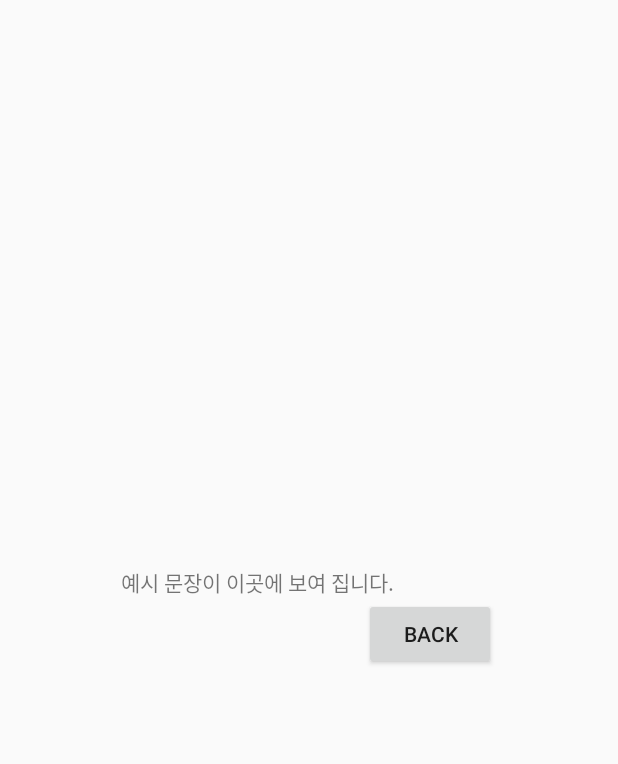
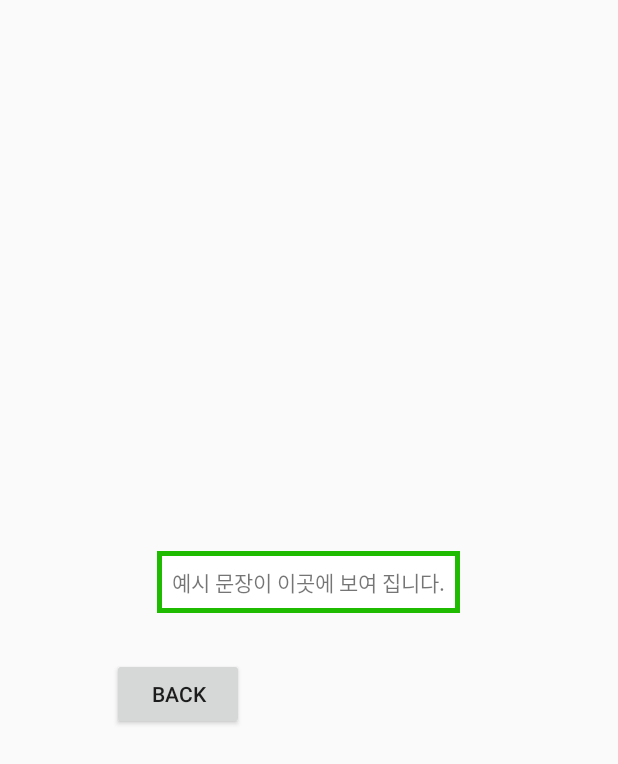
Before and after one commit to arcane1028/2017_Collathon, an Android app: the GameResultActivity screen opened directly, with no data from a screen before it, on a phone screen of 412 x 824 dp. Shown: the top 764 px of the screen. Run offline under Robolectric (Android 15) with nearby library versions, the phone set to English and light mode, and no system bars; 1 statement that could not run was skipped.

Commit message:
background added

```diff
--- /dev/null
+++ b/app/src/main/res/drawable/start_layout_back.xml
@@ -0,0 +1,4 @@
+<shape xmlns:android="http://schemas.android.com/apk/res/android" android:shape="rectangle" >
+    <solid android:color="#ffffff" />
+    <stroke android:width="10dip" android:color="#1EBB00"/>
+</shape>
--- a/app/src/main/res/layout/activity_game_result.xml
+++ b/app/src/main/res/layout/activity_game_result.xml
@@ -1,24 +1,23 @@
 <?xml version="1.0" encoding="utf-8"?>
 <RelativeLayout xmlns:android="http://schemas.android.com/apk/res/android"
-    android:orientation="vertical"
     android:layout_width="match_parent"
     android:layout_height="match_parent"
     android:gravity="center"
-    >
+    android:orientation="vertical">
 
     <TextView
+        android:id="@+id/result_text_score"
         android:layout_width="wrap_content"
         android:layout_height="wrap_content"
-        android:id="@+id/result_text_score"
-        android:text="예시 문장이 이곳에 보여 집니다."
         android:layout_above="@+id/result_btn_back"
-        />
+        android:layout_margin="30dp"
+        android:background="@drawable/phrase_back"
+        android:padding="10dp"
+        android:text="예시 문장이 이곳에 보여 집니다." />
 
     <Button
+        android:id="@+id/result_btn_back"
         android:layout_width="wrap_content"
         android:layout_height="wrap_content"
-        android:id="@+id/result_btn_back"
-        android:text="back"
-        android:layout_centerVertical="true"
-        android:layout_centerHorizontal="true" />
+        android:text="back" />
 </RelativeLayout>
--- a/app/src/main/res/layout/activity_game_start.xml
+++ b/app/src/main/res/layout/activity_game_start.xml
@@ -4,7 +4,8 @@
     android:layout_width="match_parent"
     android:layout_height="match_parent"
     android:orientation="vertical"
-    android:gravity="center">
+    android:gravity="center"
+    android:background="@drawable/start_layout_back">
 
     <TextView
         android:layout_width="wrap_content"
```
